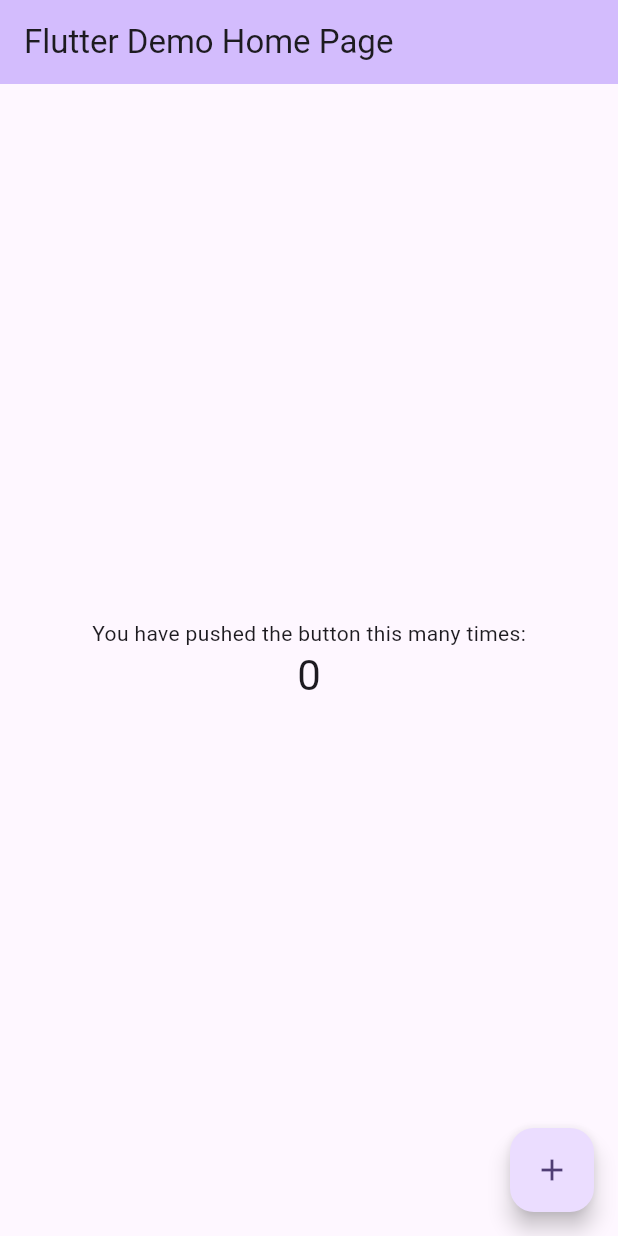
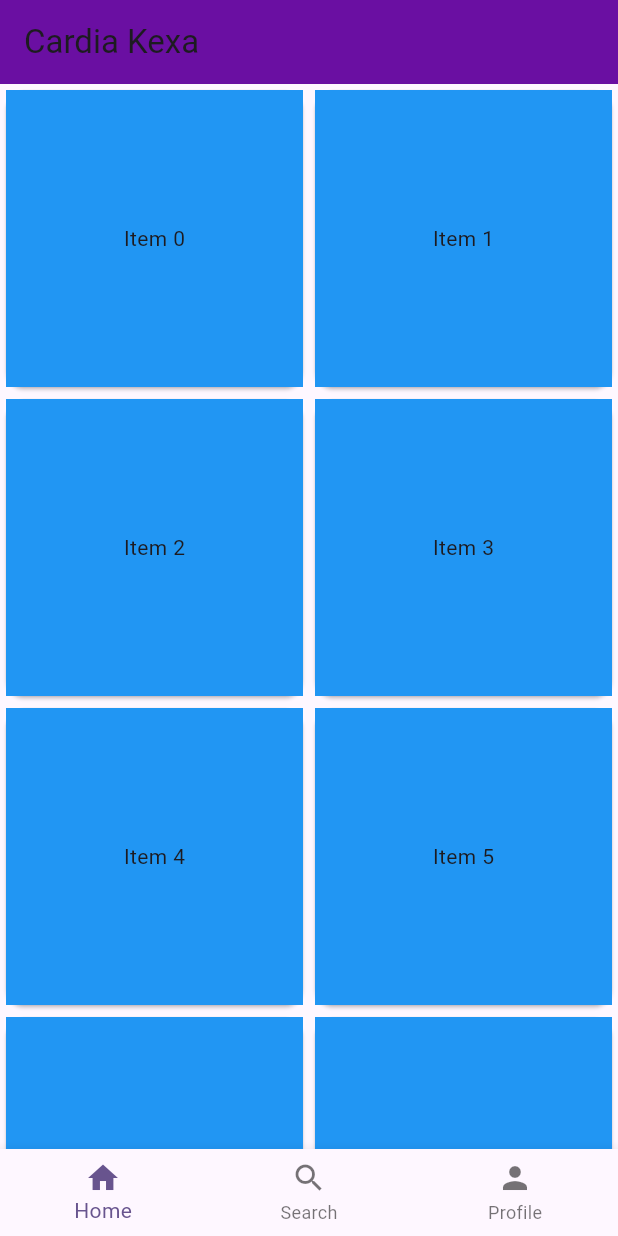
Before and after one commit to ketsuna-org/bot-creator, a Flutter app: the screen it shows after launch, on a phone screen of 412 x 824 dp. Run offline on Flutter 3.47's test engine with Material 3 defaults, Android fonts, the phone set to English and light mode, and no system bars.

Commit message:
Ajout de la navigation entre les pages d'accueil, de recherche et de profil dans l'application Cardia Kexa.

```diff
--- a/lib/main.dart
+++ b/lib/main.dart
@@ -1,4 +1,7 @@
 import 'package:flutter/material.dart';
+import "routes/home.dart";
+import "routes/profile.dart";
+import "routes/search.dart";
 
 void main() {
   runApp(const MyApp());
@@ -11,34 +14,19 @@
   @override
   Widget build(BuildContext context) {
     return MaterialApp(
-      title: 'Flutter Demo',
+      title: 'Cardia Kexa',
       theme: ThemeData(
-        // This is the theme of your application.
-        //
-        // TRY THIS: Try running your application with "flutter run". You'll see
-        // the application has a purple toolbar. Then, without quitting the app,
-        // try changing the seedColor in the colorScheme below to Colors.green
-        // and then invoke "hot reload" (save your changes or press the "hot
-        // reload" button in a Flutter-supported IDE, or press "r" if you used
-        // the command line to start the app).
-        //
-        // Notice that the counter didn't reset back to zero; the application
-        // state is not lost during the reload. To reset the state, use hot
-        // restart instead.
-        //
-        // This works for code too, not just values: Most code changes can be
-        // tested with just a hot reload.
         colorScheme: ColorScheme.fromSeed(seedColor: Colors.deepPurple),
       ),
-      home: const MyHomePage(title: 'Flutter Demo Home Page'),
+      home: const MyMainPage(title: 'Cardia Kexa'),
     );
   }
 }
 
-class MyHomePage extends StatefulWidget {
-  const MyHomePage({super.key, required this.title});
+class MyMainPage extends StatefulWidget {
+  const MyMainPage({super.key, required this.title});
 
-  // This widget is the home page of your application. It is stateful, meaning
+  // This widget is the Main page of your application. It is stateful, meaning
   // that it has a State object (defined below) that contains fields that affect
   // how it looks.
 
@@ -50,73 +38,39 @@
   final String title;
 
   @override
-  State<MyHomePage> createState() => _MyHomePageState();
+  State<MyMainPage> createState() => _MyMainPageState();
 }
 
-class _MyHomePageState extends State<MyHomePage> {
-  int _counter = 0;
-
-  void _incrementCounter() {
+class _MyMainPageState extends State<MyMainPage> {
+  int _indexSelected = 0;
+  static const List<Widget> _widgetOptions = <Widget>[
+    HomePage(),
+    SearchPage(),
+    ProfilePage(),
+  ];
+  void _onItemTapped(int index) {
     setState(() {
-      // This call to setState tells the Flutter framework that something has
-      // changed in this State, which causes it to rerun the build method below
-      // so that the display can reflect the updated values. If we changed
-      // _counter without calling setState(), then the build method would not be
-      // called again, and so nothing would appear to happen.
-      _counter++;
+      _indexSelected = index;
     });
   }
 
   @override
   Widget build(BuildContext context) {
-    // This method is rerun every time setState is called, for instance as done
-    // by the _incrementCounter method above.
-    //
-    // The Flutter framework has been optimized to make rerunning build methods
-    // fast, so that you can just rebuild anything that needs updating rather
-    // than having to individually change instances of widgets.
     return Scaffold(
       appBar: AppBar(
-        // TRY THIS: Try changing the color here to a specific color (to
-        // Colors.amber, perhaps?) and trigger a hot reload to see the AppBar
-        // change color while the other colors stay the same.
-        backgroundColor: Theme.of(context).colorScheme.inversePrimary,
-        // Here we take the value from the MyHomePage object that was created by
-        // the App.build method, and use it to set our appbar title.
+        backgroundColor: const Color.fromRGBO(106, 15, 162, 1),
         title: Text(widget.title),
       ),
-      body: Center(
-        // Center is a layout widget. It takes a single child and positions it
-        // in the middle of the parent.
-        child: Column(
-          // Column is also a layout widget. It takes a list of children and
-          // arranges them vertically. By default, it sizes itself to fit its
-          // children horizontally, and tries to be as tall as its parent.
-          //
-          // Column has various properties to control how it sizes itself and
-          // how it positions its children. Here we use mainAxisAlignment to
-          // center the children vertically; the main axis here is the vertical
-          // axis because Columns are vertical (the cross axis would be
-          // horizontal).
-          //
-          // TRY THIS: Invoke "debug painting" (choose the "Toggle Debug Paint"
-          // action in the IDE, or press "p" in the console), to see the
-          // wireframe for each widget.
-          mainAxisAlignment: MainAxisAlignment.center,
-          children: <Widget>[
-            const Text('You have pushed the button this many times:'),
-            Text(
-              '$_counter',
-              style: Theme.of(context).textTheme.headlineMedium,
-            ),
-          ],
-        ),
+      body: Center(child: _widgetOptions.elementAt(_indexSelected)),
+      bottomNavigationBar: BottomNavigationBar(
+        items: const <BottomNavigationBarItem>[
+          BottomNavigationBarItem(icon: Icon(Icons.home), label: 'Home'),
+          BottomNavigationBarItem(icon: Icon(Icons.search), label: 'Search'),
+          BottomNavigationBarItem(icon: Icon(Icons.person), label: 'Profile'),
+        ],
+        onTap: _onItemTapped,
+        currentIndex: _indexSelected,
       ),
-      floatingActionButton: FloatingActionButton(
-        onPressed: _incrementCounter,
-        tooltip: 'Increment',
-        child: const Icon(Icons.add),
-      ), // This trailing comma makes auto-formatting nicer for build methods.
     );
   }
 }
--- /dev/null
+++ b/lib/routes/home.dart
@@ -0,0 +1,38 @@
+import 'package:flutter/material.dart';
+
+class HomePage extends StatefulWidget {
+  const HomePage({super.key});
+
+  @override
+  State<HomePage> createState() => _HomePageState();
+}
+
+class _HomePageState extends State<HomePage> {
+  List<Widget> _listItems(int amount) {
+    List<Widget> items = [];
+    for (int i = 0; i < amount; i++) {
+      items.add(
+        Card(
+          child: Container(
+            height: 100,
+            color: Colors.blue,
+            child: Center(child: Text("Item $i")),
+          ),
+        ),
+      );
+    }
+    return items;
+  }
+
+  @override
+  Widget build(BuildContext context) {
+    return Center(
+      child: GridView(
+        gridDelegate: SliverGridDelegateWithFixedCrossAxisCount(
+          crossAxisCount: 2,
+        ),
+        children: _listItems(20),
+      ),
+    );
+  }
+}
```
Also changed, not shown: lib/routes/profile.dart (added, +20 -0 lines), lib/routes/search.dart (added, +20 -0 lines).
